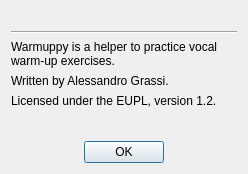
The window that src/warmuppy/ui/dialogs/aboutwindow.ui (xstasi/warmuppy) describes before a commit, drawn with Qt 5.
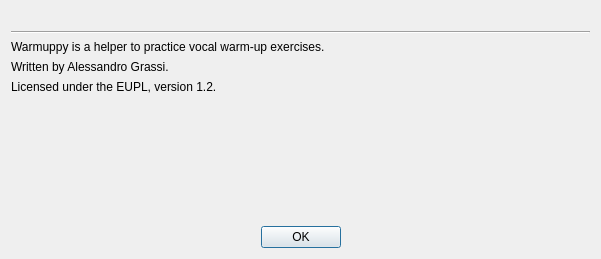
The same window after the commit.

Commit message: Make info windows a bit bigger

Diff of the .ui file:
```diff
--- a/src/warmuppy/ui/dialogs/aboutwindow.ui
+++ b/src/warmuppy/ui/dialogs/aboutwindow.ui
@@ -6,8 +6,8 @@
    <rect>
     <x>0</x>
     <y>0</y>
-    <width>248</width>
-    <height>174</height>
+    <width>601</width>
+    <height>259</height>
    </rect>
   </property>
   <property name="windowTitle">
```
Left out of the diff: 8 changed lines with no effect on the pictures. The commit also changes 1 other file.
